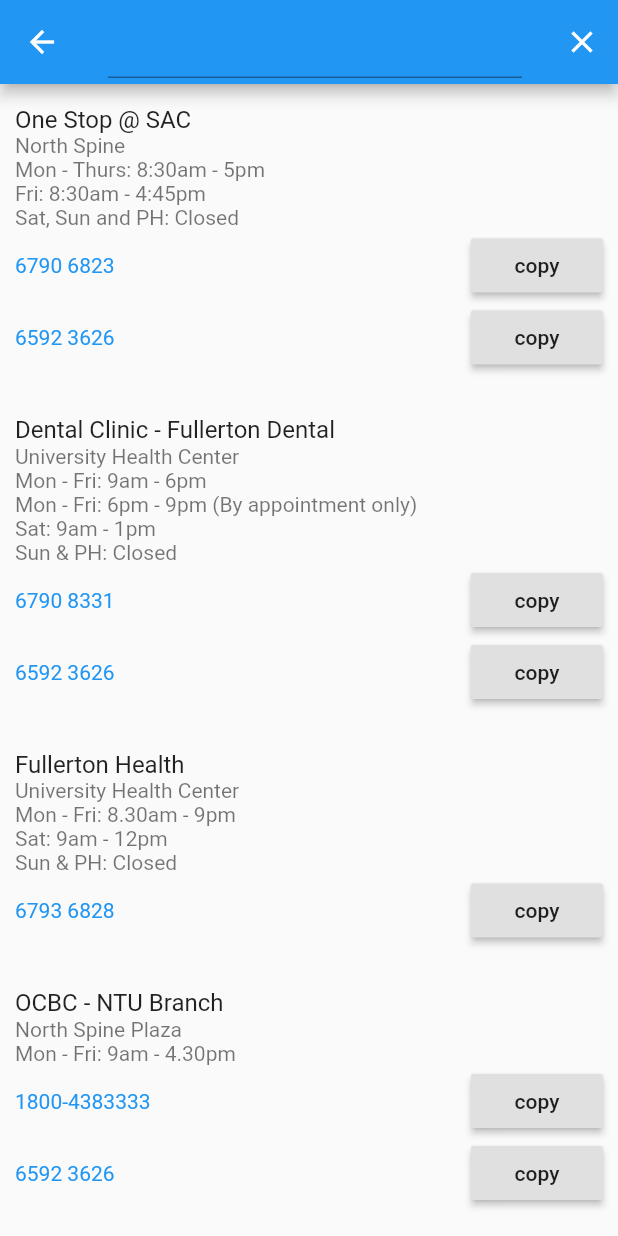
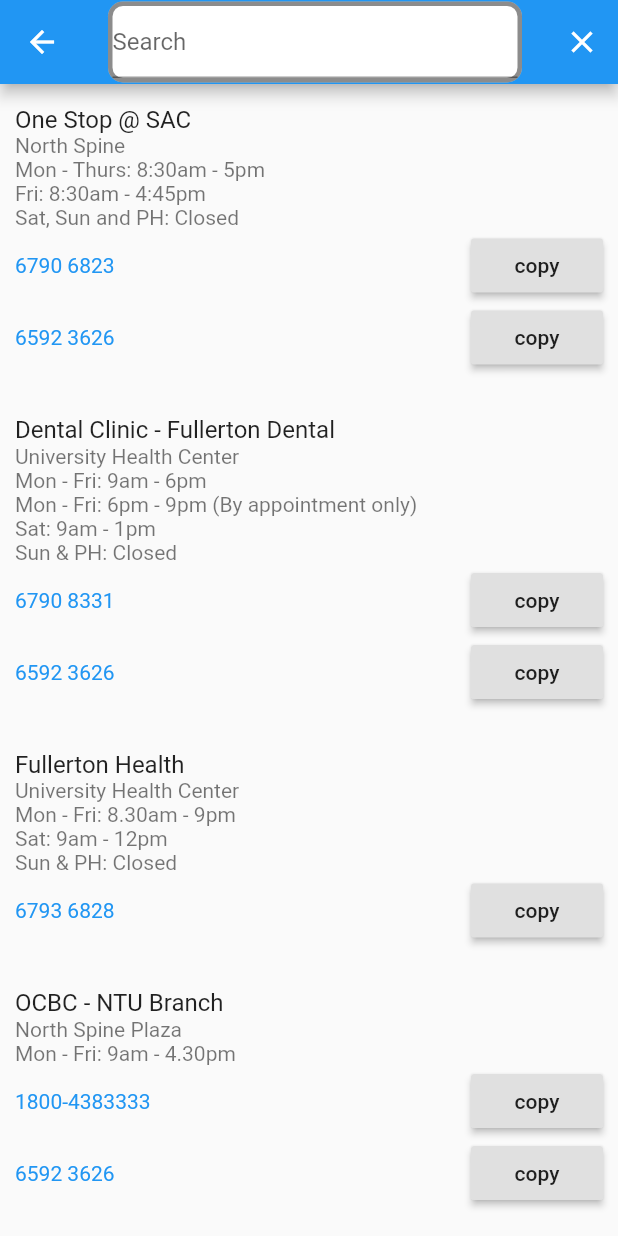
Before and after one commit to HCY123902/service, a Flutter app: the screen it shows after launch, after a tap on the "search" icon, on a phone screen of 412 x 824 dp. Run offline on Flutter 3.47's test engine with Material 2 defaults, Android fonts, the phone set to English and light mode, and no system bars; our stand-ins replace bloc, dartz, equatable, flutter_bloc, get_it.

Commit message:
make some changes

```diff
--- a/lib/features/campus_service_info/presentation/pages/search_page.dart
+++ b/lib/features/campus_service_info/presentation/pages/search_page.dart
@@ -1,10 +1,8 @@
 import 'package:flutter/cupertino.dart';
 import 'package:flutter/material.dart';
 import 'package:flutter_bloc/flutter_bloc.dart';
-import 'package:service/features/campus_service_info/presentation/blocs/categories_bloc/categories_event.dart';
 import 'package:service/features/campus_service_info/presentation/blocs/search_service_bloc/bloc.dart';
 import 'package:service/features/campus_service_info/presentation/widgets/entry_item.dart';
-import 'package:service/injection.dart' as inject;
 
 class SearchPage extends StatefulWidget {
   @override
@@ -38,10 +36,20 @@ class _SearchPageState extends State<SearchPage> {
               Navigator.of(context).pop();
             },
           ),
-          title: TextField(
-            controller: textController,
-            onChanged: dispatchSearchEvent,
-            onSubmitted: dispatchSearchEvent,
+          title: Container(
+            decoration: BoxDecoration(
+              color: Colors.white,
+              borderRadius: BorderRadius.circular(10),
+              border: Border.all(width: 3, color: Colors.black45,),
+            ),
+            child: TextField(
+              controller: textController,
+              onChanged: dispatchSearchEvent,
+              onSubmitted: dispatchSearchEvent,
+              decoration: InputDecoration(
+                hintText: "Search",
+              ),
+            )
           ),
           actions: <Widget>[
             IconButton(
@@ -59,16 +67,18 @@ class _SearchPageState extends State<SearchPage> {
                 child: CircularProgressIndicator(),
               );
             } else if(state is InitialItemsLoaded) {
-              return ListView(
-                children: state.list.map((service) {
-                  return EntryItem(service);
-                }).toList(),
+              return ListView.builder(
+                itemBuilder: (context, n) {
+                  return EntryItem(state.list[n]);
+                },
+                itemCount: state.list.length,
               );
             } else if(state is ItemsLoaded) {
-              return ListView(
-                children: state.list.map((service) {
-                  return EntryItem(service);
-                }).toList(),
+              return ListView.builder(
+                itemBuilder: (context, n) {
+                  return EntryItem(state.list[n]);
+                },
+                itemCount: state.list.length,
               );
             }
           },
--- a/lib/features/campus_service_info/presentation/pages/service_categories_page.dart
+++ b/lib/features/campus_service_info/presentation/pages/service_categories_page.dart
@@ -4,7 +4,6 @@ import 'package:flutter_bloc/flutter_bloc.dart';
 import 'package:service/features/campus_service_info/presentation/blocs/categories_bloc/categories_bloc.dart';
 import 'package:service/features/campus_service_info/presentation/blocs/categories_bloc/categories_event.dart';
 import 'package:service/features/campus_service_info/presentation/blocs/categories_bloc/categories_state.dart';
-import 'package:service/features/campus_service_info/presentation/blocs/search_service_bloc/bloc.dart';
 import 'package:service/features/campus_service_info/presentation/widgets/entry.dart';
 
 class ServiceCategoriesPage extends StatelessWidget {
@@ -24,12 +23,7 @@ class ServiceCategoriesPage extends StatelessWidget {
           onPressed: () {},
         ),
         title: Text("Campus Service Info"),
-        actions: <Widget>[
-          IconButton(
-            icon: Icon(Icons.search),
-            onPressed: () => showSearchPage(context),
-          )
-        ],
+        centerTitle: true,
       ),
       body: BlocBuilder<CategoriesBloc, CategoriesState>(
         builder: (context, state) {
--- a/lib/features/campus_service_info/presentation/widgets/entry_item.dart
+++ b/lib/features/campus_service_info/presentation/widgets/entry_item.dart
@@ -6,22 +6,30 @@ import 'package:url_launcher/url_launcher.dart' as UrlLauncher;
 
 class EntryItem extends StatelessWidget {
   final CampusService service;
+  final snackBar = SnackBar(
+    content: Text("text copied"),
+    backgroundColor: Colors.green,
+  );
 
   EntryItem(this.service);
+
+  void copyText(BuildContext context, String string) {
+    Scaffold.of(context).showSnackBar(snackBar);
+    Clipboard.setData(ClipboardData(text: string));
+  }
 
   @override
   Widget build(BuildContext context) {
     // TODO: implement build
     return ListTile(
       contentPadding: EdgeInsets.all(10),
-      title: Text(service.title),
+      title: SelectableText(service.title),
       subtitle: Column(
         crossAxisAlignment: CrossAxisAlignment.stretch,
         children: <Widget>[
           !service.description.isEmpty
               ? SelectableText(
                   service.description.reduce((a, b) => a + "\n" + b),
-                  showCursor: true,
                 )
               : Container(),
           !service.contactNumber.isEmpty
@@ -36,15 +44,12 @@ class EntryItem extends StatelessWidget {
                           onTap: () {
                             UrlLauncher.launch("tel://${number}");
                           },
-                          showCursor: true,
                           style:
                               TextStyle(color: Theme.of(context).primaryColor),
                         ),
                         RaisedButton(
                           child: Text("copy"),
-                          onPressed: () {
-                            Clipboard.setData(ClipboardData(text: number));
-                          },
+                          onPressed: () => copyText(context, number),
                         )
                       ],
                     );
@@ -60,18 +65,13 @@ class EntryItem extends StatelessWidget {
                       children: <Widget>[
                         SelectableText(
                           address,
-                          onTap: () {
-                            Clipboard.setData(ClipboardData(text: address));
-                          },
-                          showCursor: true,
+                          onTap: () => copyText(context, address),
                           style:
                               TextStyle(color: Theme.of(context).primaryColor),
                         ),
                         RaisedButton(
                           child: Text("copy"),
-                          onPressed: () {
-                            Clipboard.setData(ClipboardData(text: address));
-                          },
+                          onPressed: () => copyText(context, address),
                         ),
                       ],
                     );
@@ -81,6 +81,5 @@ class EntryItem extends StatelessWidget {
         ],
       ),
     );
-    ;
   }
 }
```
